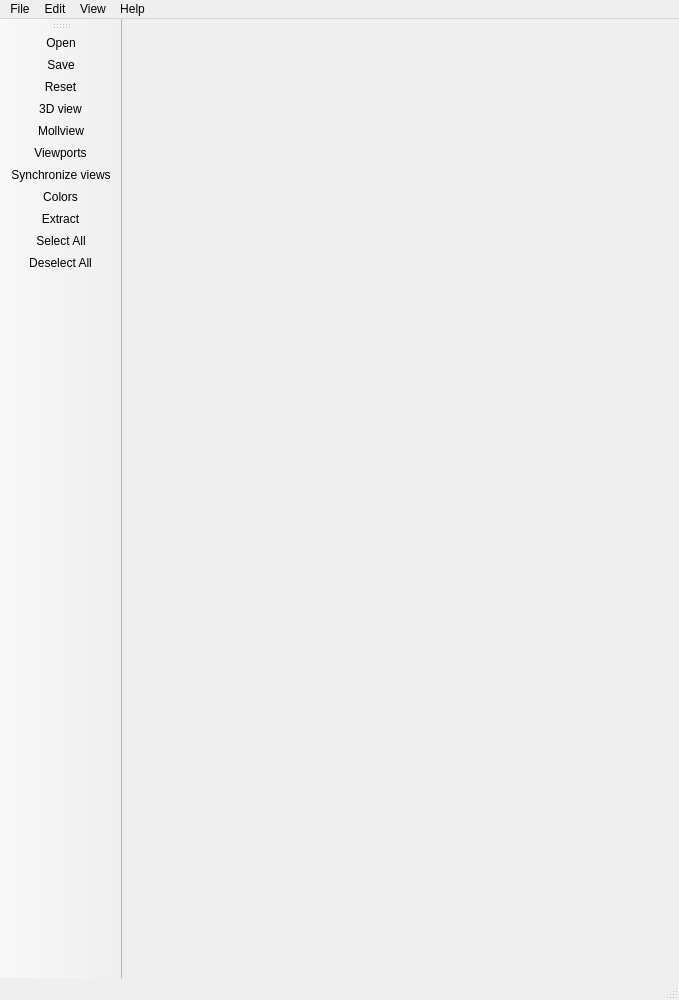
First picture: the form in Skyviewer/mainwindow.ui, repository ATNoG/HealpixViewer, before the edit.
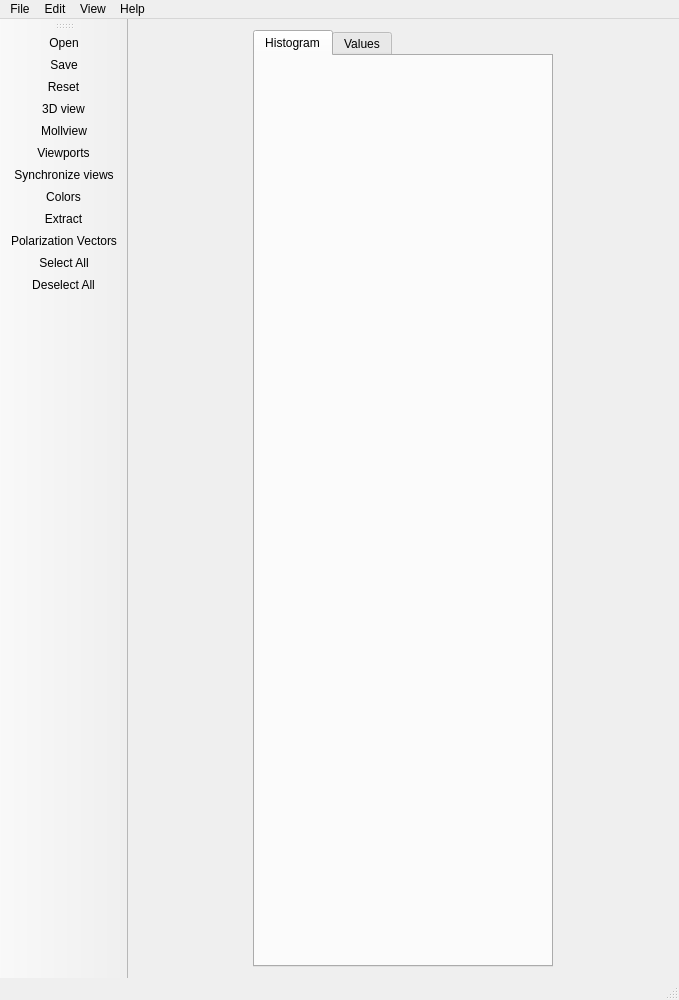
Second picture: the form after the edit. Icons and pictures are not drawn. Custom widgets are drawn as their Qt base class.

Commit message: User interfaces + icons

Diff of the .ui file:
```diff
--- a/Skyviewer/mainwindow.ui
+++ b/Skyviewer/mainwindow.ui
@@ -29,6 +29,100 @@
    <property name="styleSheet">
     <string notr="true"/>
    </property>
+   <layout class="QHBoxLayout" name="horizontalLayout">
+    <item>
+     <widget class="QSplitter" name="splitter">
+      <property name="sizePolicy">
+       <sizepolicy hsizetype="Expanding" vsizetype="Expanding">
+        <horstretch>0</horstretch>
+        <verstretch>0</verstretch>
+       </sizepolicy>
+      </property>
+      <property name="minimumSize">
+       <size>
+        <width>0</width>
+        <height>0</height>
+       </size>
+      </property>
+      <property name="lineWidth">
+       <number>0</number>
+      </property>
+      <property name="orientation">
+       <enum>Qt::Horizontal</enum>
+      </property>
+      <property name="opaqueResize">
+       <bool>true</bool>
+      </property>
+      <property name="childrenCollapsible">
+       <bool>true</bool>
+      </property>
+      <widget class="QTabWidget" name="tabWidget">
+       <property name="sizePolicy">
+        <sizepolicy hsizetype="Expanding" vsizetype="Expanding">
+         <horstretch>0</horstretch>
+         <verstretch>0</verstretch>
+        </sizepolicy>
+       </property>
+       <property name="minimumSize">
+        <size>
+         <width>200</width>
+         <height>0</height>
+        </size>
+       </property>
+       <property name="maximumSize">
+        <size>
+         <width>300</width>
+         <height>16777215</height>
+        </size>
+       </property>
+       <property name="currentIndex">
+        <number>0</number>
+       </property>
+       <widget class="QWidget" name="histogramTab">
+        <property name="sizePolicy">
+         <sizepolicy hsizetype="Expanding" vsizetype="Expanding">
+          <horstretch>0</horstretch>
+          <verstretch>0</verstretch>
+         </sizepolicy>
+        </property>
+        <attribute name="title">
+         <string>Histogram</string>
+        </attribute>
+        <layout class="QVBoxLayout" name="verticalLayout_3">
+         <item>
+          <widget class="HistogramWidget" name="histogramControl" native="true">
+           <property name="enabled">
+            <bool>true</bool>
+           </property>
+           <property name="sizePolicy">
+            <sizepolicy hsizetype="Expanding" vsizetype="Expanding">
+             <horstretch>0</horstretch>
+             <verstretch>0</verstretch>
+            </sizepolicy>
+           </property>
+           <property name="styleSheet">
+            <string notr="true"/>
+           </property>
+           <layout class="QVBoxLayout" name="verticalLayout_4"/>
+          </widget>
+         </item>
+        </layout>
+       </widget>
+       <widget class="QWidget" name="valuesTab">
+        <property name="sizePolicy">
+         <sizepolicy hsizetype="Expanding" vsizetype="Expanding">
+          <horstretch>0</horstretch>
+          <verstretch>0</verstretch>
+         </sizepolicy>
+        </property>
+        <attribute name="title">
+         <string>Values</string>
+        </attribute>
+       </widget>
+      </widget>
+     </widget>
+    </item>
+   </layout>
   </widget>
   <widget class="QMenuBar" name="menuBar">
    <property name="geometry">
@@ -101,6 +195,7 @@
    <addaction name="actionSynchronize"/>
    <addaction name="actionColors"/>
    <addaction name="actionExtract"/>
+   <addaction name="actionPolarizationVectors"/>
    <addaction name="actionSelectAll"/>
    <addaction name="actionDeselectAll"/>
   </widget>
@@ -243,8 +338,31 @@
     <string>&amp;Deselect All</string>
    </property>
   </action>
+  <action name="actionPolarizationVectors">
+   <property name="checkable">
+    <bool>true</bool>
+   </property>
+   <property name="icon">
+    <iconset resource="icons.qrc">
+     <normaloff>:/images/icons/polvectors.gif</normaloff>:/images/icons/polvectors.gif</iconset>
+   </property>
+   <property name="text">
+    <string>Polarization Vectors</string>
+   </property>
+   <property name="toolTip">
+    <string>&amp;Show/Hide Polarization Vectors</string>
+   </property>
+  </action>
  </widget>
  <layoutdefault spacing="6" margin="11"/>
+ <customwidgets>
+  <customwidget>
+   <class>HistogramWidget</class>
+   <extends>QWidget</extends>
+   <header>histogramwidget.h</header>
+   <container>1</container>
+  </customwidget>
+ </customwidgets>
  <resources>
   <include location="icons.qrc"/>
  </resources>
```
Left out of the diff: 7 changed lines with no effect on the pictures. The commit also changes 2 other files.
